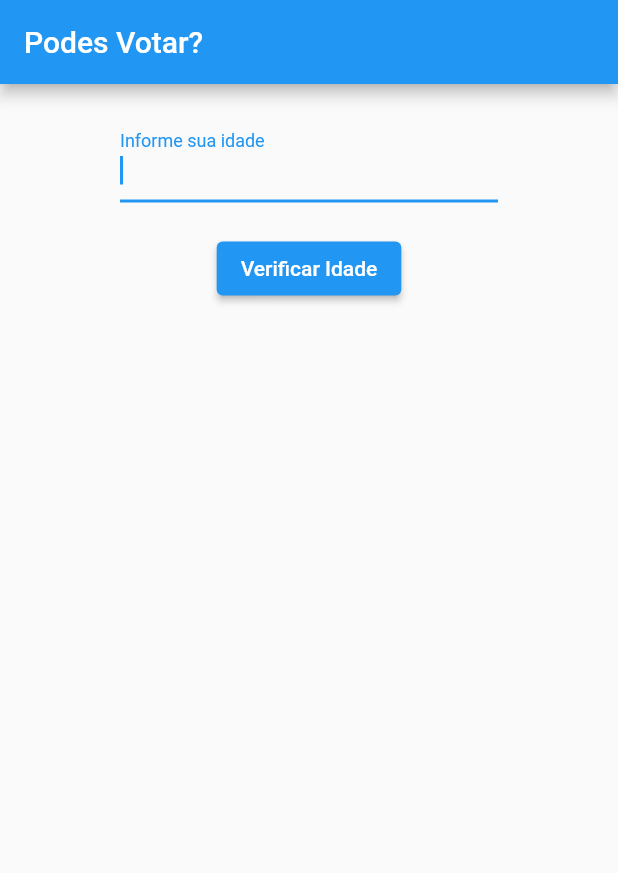
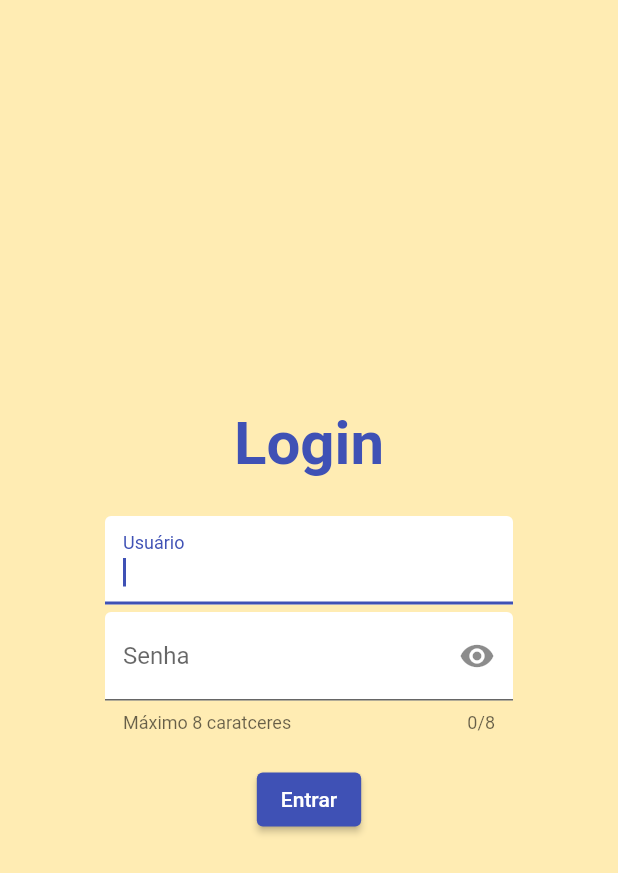
Before and after one commit to LucasMonteir0/exercicios_cubos, a Flutter app: the screen it shows after launch, on a phone screen of 412 x 824 dp. Shown: the top 873 px of the screen. Run offline on Flutter 3.47's test engine with Material 2 defaults, Android fonts, the phone set to English and light mode, and no system bars.

Commit message:
upando exercicos

```diff
--- /dev/null
+++ b/data_inputs/lib/exercices/ex03_login_scren.dart
@@ -0,0 +1,126 @@
+import 'package:flutter/material.dart';
+
+void main() {
+  runApp(const MyApp());
+}
+
+class MyApp extends StatelessWidget {
+  const MyApp({super.key});
+
+  @override
+  Widget build(BuildContext context) {
+    return MaterialApp(
+        home: const MyLoginScreen(),
+        theme: ThemeData(
+            primarySwatch: Colors.indigo,
+            scaffoldBackgroundColor: Colors.amber.shade100,
+            textTheme: const TextTheme(
+                bodyText2: TextStyle(
+                    fontSize: 40,
+                    fontWeight: FontWeight.bold,
+                    color: Colors.indigo))));
+  }
+}
+
+class MyLoginScreen extends StatefulWidget {
+  const MyLoginScreen({
+    Key? key,
+  }) : super(key: key);
+
+  @override
+  State<MyLoginScreen> createState() => _MyLoginScreenState();
+}
+
+class _MyLoginScreenState extends State<MyLoginScreen> {
+  bool obscuredText = true;
+
+  final loginTextFieldController = TextEditingController();
+  final passwordTextFieldController = TextEditingController();
+
+  void showLoginDialog() {
+    showDialog(
+        context: context,
+        builder: (context) {
+          return const AlertDialog(
+            title: Text('Teste'),
+          );
+        });
+  }
+
+  void loginDialogMessage(selectedField) {
+    if (selectedField != null) {
+      loginTextFieldController.text;
+    }
+  }
+
+  @override
+  Widget build(BuildContext context) {
+    return SafeArea(
+      child: Scaffold(
+        body: Padding(
+          padding: const EdgeInsets.symmetric(horizontal: 70.0),
+          child: Column(mainAxisAlignment: MainAxisAlignment.center, children: [
+            const Padding(
+              padding: EdgeInsets.all(25.0),
+              child: Text('Login'),
+            ),
+            TextFormField(
+              autofocus: true,
+              decoration: textFieldDecoration(labelText: 'Usuário'),
+            ),
+            const SizedBox(height: 5),
+            TextFormField(
+              obscureText: obscuredText,
+              maxLength: 8,
+              decoration: textFieldDecoration(
+                labelText: 'Senha',
+              ).copyWith(
+                  helperText: 'Máximo 8 caratceres',
+                  suffixIcon: ExcludeFocus(
+                      child: IconButton(
+                    icon: Icon(
+                        obscuredText ? Icons.visibility : Icons.visibility_off),
+                    onPressed: () {
+                      setState(() {
+                        obscuredText = !obscuredText;
+                      });
+                    },
+                  ))),
+            ),
+            Padding(
+              padding: const EdgeInsets.all(20.0),
+              child: ElevatedButton(
+                onPressed: () {
+                  showLoginDialog();
+                },
+                child: const Text('Entrar'),
+              ),
+            ),
+          ]),
+        ),
+      ),
+    );
+  }
+
+  InputDecoration textFieldDecoration({
+    String? labelText,
+  }) {
+    return InputDecoration(
+      filled: true,
+      labelText: labelText,
+      fillColor: Colors.white,
+    );
+  }
+
+  @override
+  void dispose() {
+    loginTextFieldController.dispose();
+    passwordTextFieldController.dispose();
+    super.dispose();
+  }
+}
+
+class User {
+  static const loginUser = 'Maria';
+  static const loginPassword = '12345';
+}
```
Also changed, not shown: data_inputs/lib/exercices/ex01_simple_calculator.dart (+8 -1 lines), data_inputs/lib/exercices/ex02_age_validator.dart (+13 -8 lines).
